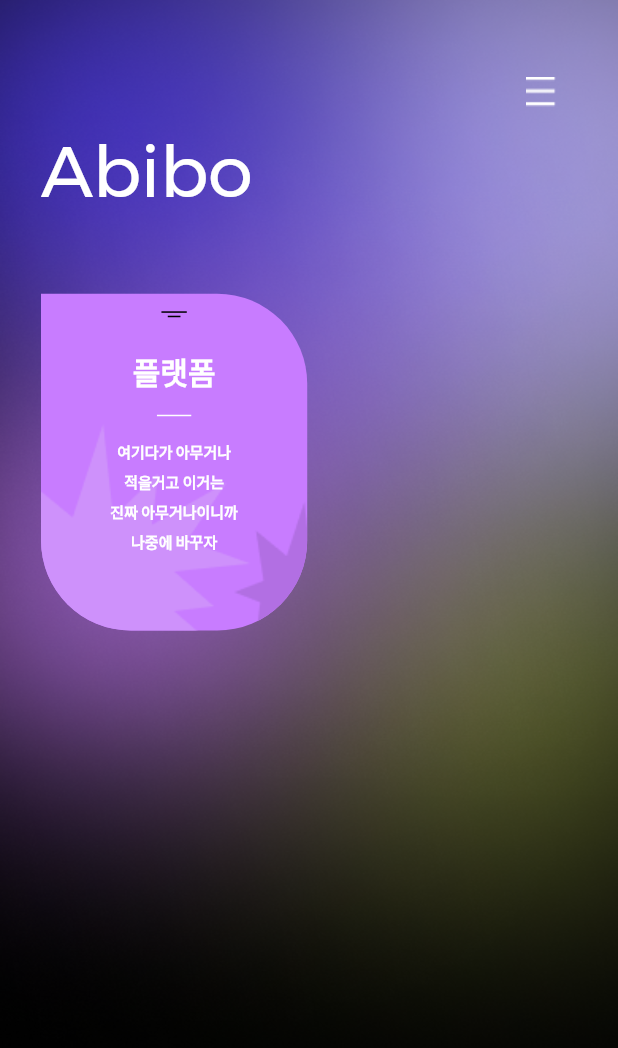
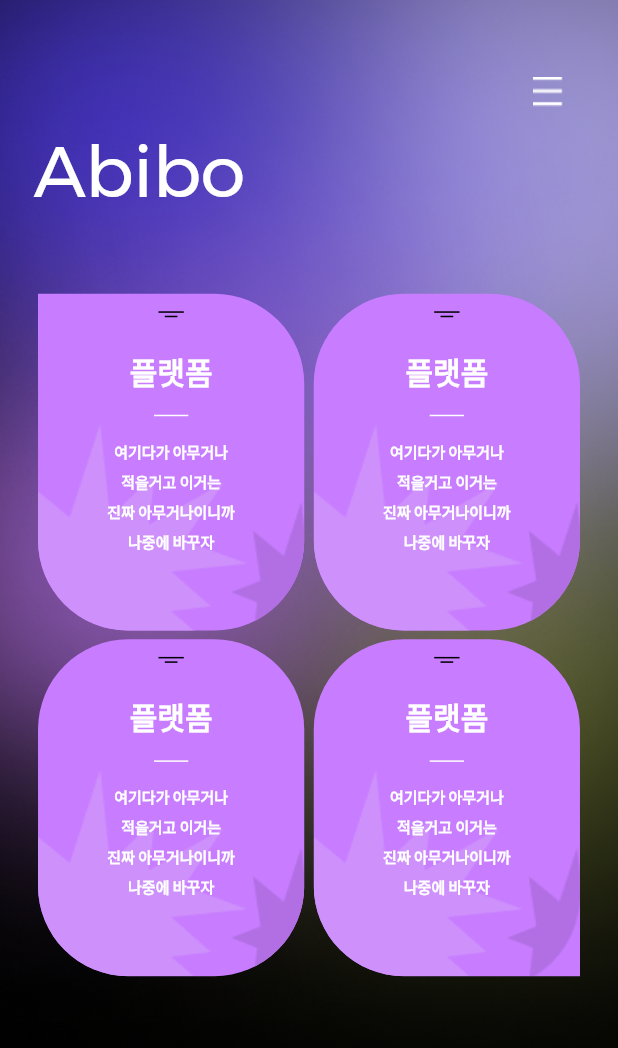
Before and after one commit to abibo-flutter/abibo, a Flutter app: the MainScreen screen opened directly, on a phone screen of 412 x 824 dp. Shown: the top 1048 px of the screen. Run offline on Flutter 3.47's test engine with Material 2 defaults, Android fonts, the phone set to English and light mode, and no system bars; our stand-ins replace firebase_auth, firebase_core, get; accounts and stored records are empty.

```diff
--- a/lib/screens/main_screen.dart
+++ b/lib/screens/main_screen.dart
@@ -2,6 +2,7 @@ import 'package:abibo/screens/login_screen.dart';
 import 'package:flutter/material.dart';
 import 'package:firebase_auth/firebase_auth.dart';
 import 'package:abibo/screens/theme/text_theme.dart';
+import 'package:abibo/widgets/card.dart';
 import 'package:get/get.dart';
 
 class MainScreen extends StatefulWidget {
@@ -42,6 +43,7 @@ class _MainScreenState extends State<MainScreen> {
   @override
   Widget build(BuildContext context) {
     double screenHeight = MediaQuery.of(context).size.height;
+    // ignore: unused_local_variable
     double screenWidth = MediaQuery.of(context).size.width;
 
     return Scaffold(
@@ -101,8 +103,8 @@ class _MainScreenState extends State<MainScreen> {
             padding: EdgeInsets.only(
               top: screenHeight / 844 * 38,
               bottom: 0,
-              left: screenHeight / 844 * 28,
-              right: screenHeight / 844 * 28,
+              left: screenHeight / 844 * 23,
+              right: screenHeight / 844 * 23,
             ),
             child: Column(
               children: [
@@ -134,78 +136,49 @@ class _MainScreenState extends State<MainScreen> {
                 Column(
                   children: [
                     Row(
+                      mainAxisAlignment: MainAxisAlignment.center,
                       children: [
-                        Container(
-                          width: screenWidth / 390 * 168,
-                          height: screenHeight / 844 * 230,
-                          decoration: const BoxDecoration(
+                        const MainMenu(
                           color: Color(0xFFC87CFF),
-                            borderRadius: BorderRadius.only(
-                              topRight: Radius.circular(60),
-                              bottomLeft: Radius.circular(60),
-                              bottomRight: Radius.circular(60),
-                            ),
-                            image: DecorationImage(
-                              image: AssetImage('assets/images/mainmenu1.png'),
-                              fit: BoxFit.cover,
-                            ),
-                          ),
-                          child: Column(
-                            mainAxisSize: MainAxisSize.max,
-                            children: [
-                              SizedBox(
-                                height: screenHeight / 844 * 12,
-                              ),
-                              Container(
-                                width: screenWidth / 390 * 16,
-                                height: 1,
-                                decoration: const BoxDecoration(
-                                  color: Colors.black,
-                                ),
+                          image: 'assets/images/mainmenu1.png',
+                          headline: '플랫폼',
+                          text: '여기다가 아무거나\n적을거고 이거는\n진짜 아무거나이니까\n나중에 바꾸자',
+                          topLeft: false,
                         ),
                         SizedBox(
-                                height: screenHeight / 844 * 2,
+                          width: screenWidth / 390 * 6,
                         ),
-                              Container(
-                                width: screenWidth / 390 * 8,
-                                height: 1,
-                                decoration: const BoxDecoration(
-                                  color: Colors.black,
+                        const MainMenu(
+                          color: Color(0xFFC87CFF),
+                          image: 'assets/images/mainmenu1.png',
+                          headline: '플랫폼',
+                          text: '여기다가 아무거나\n적을거고 이거는\n진짜 아무거나이니까\n나중에 바꾸자',
                         ),
+                      ],
                     ),
                     SizedBox(
-                                height: screenHeight / 844 * 26,
+                      height: screenHeight / 844 * 6,
                     ),
-                              const Text(
-                                '플랫폼',
-                                style: ABTextTheme.MainWidgetTitle,
+                    Row(
+                      mainAxisAlignment: MainAxisAlignment.center,
+                      children: [
+                        const MainMenu(
+                          color: Color(0xFFC87CFF),
+                          image: 'assets/images/mainmenu1.png',
+                          headline: '플랫폼',
+                          text: '여기다가 아무거나\n적을거고 이거는\n진짜 아무거나이니까\n나중에 바꾸자',
                         ),
                         SizedBox(
-                                height: screenHeight / 844 * 16,
+                          width: screenWidth / 390 * 6,
                         ),
-                              Container(
-                                width: screenWidth / 396 * 22,
-                                height: 1,
-                                decoration: const BoxDecoration(
-                                  color: Colors.white,
+                        const MainMenu(
+                          color: Color(0xFFC87CFF),
+                          image: 'assets/images/mainmenu1.png',
+                          headline: '플랫폼',
+                          text: '여기다가 아무거나\n적을거고 이거는\n진짜 아무거나이니까\n나중에 바꾸자',
+                          bottomRight: false,
                         ),
-                              ),
-                              SizedBox(
-                                height: screenHeight / 844 * 12,
-                              ),
-                              const Text(
-                                '여기다가 아무거나\n적을거고 이거는\n진짜 아무거나이니까\n나중에 바꾸자',
-                                style: ABTextTheme.MainWidgetContext,
-                                textAlign: TextAlign.center,
-                              )
                       ],
-                          ),
-                        ),
-                        Container()
-                      ],
-                    ),
-                    const Row(
-                      children: [],
                     )
                   ],
                 ),
--- a/lib/widgets/card.dart
+++ b/lib/widgets/card.dart
@@ -1,7 +1,7 @@
 import 'package:flutter/material.dart';
 import 'package:abibo/screens/theme/text_theme.dart';
 
-class MyWidget extends StatelessWidget {
+class MainMenu extends StatelessWidget {
   final bool topRight;
   final bool topLeft;
   final bool bottomRight;
@@ -10,7 +10,7 @@ class MyWidget extends StatelessWidget {
   final String image;
   final String headline;
   final String text;
-  const MyWidget({
+  const MainMenu({
     super.key,
     required this.color,
     required this.image,
```
Lines whose indentation alone changed are shown as unchanged.
